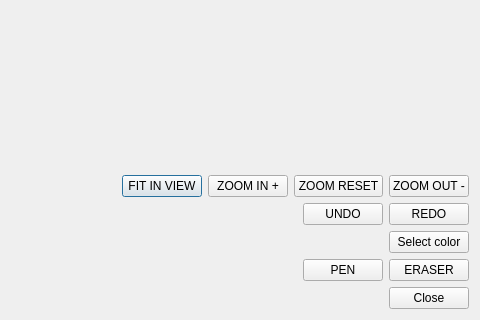
voidThread/spacePaint, file PaintViewWidget/PaintWidgetTestWindow.ui: the form before one commit; both pictures show x 597 to 1077 and y 675 to 995 of the 1077 by 995 pixel window.
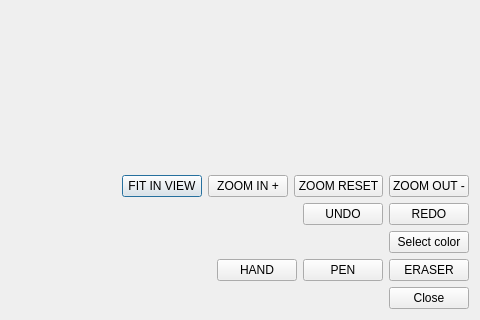
The form after the commit. Custom widgets are drawn as their Qt base class.

Commit message: The very first version of paint tool change handler + mouse down & mouse up for paint tool handlers.

```diff
--- a/PaintViewWidget/PaintWidgetTestWindow.ui
+++ b/PaintViewWidget/PaintWidgetTestWindow.ui
@@ -191,6 +191,13 @@
        </property>
       </spacer>
      </item>
+     <item>
+      <widget class="QPushButton" name="pushButton_11">
+       <property name="text">
+        <string>HAND</string>
+       </property>
+      </widget>
+     </item>
      <item>
       <widget class="QPushButton" name="pushButton_3">
        <property name="text">
```
The commit also changes 4 other files.
